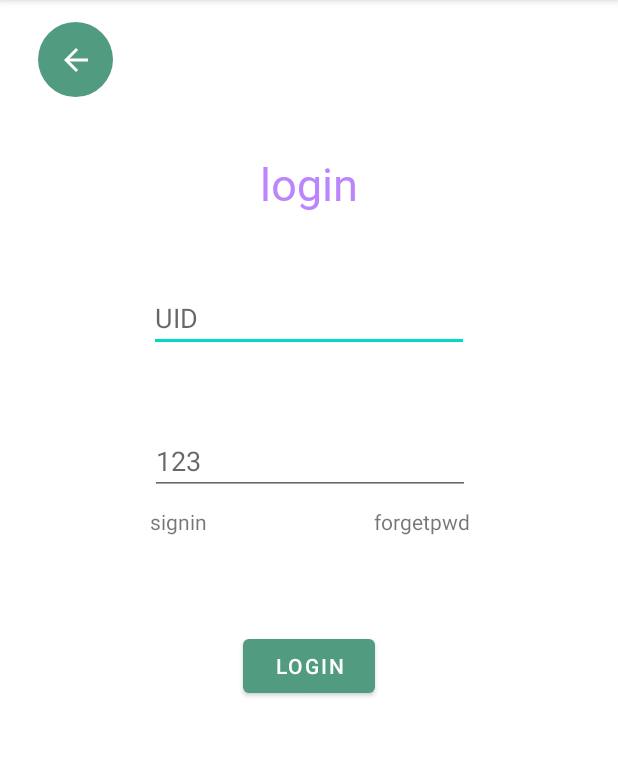
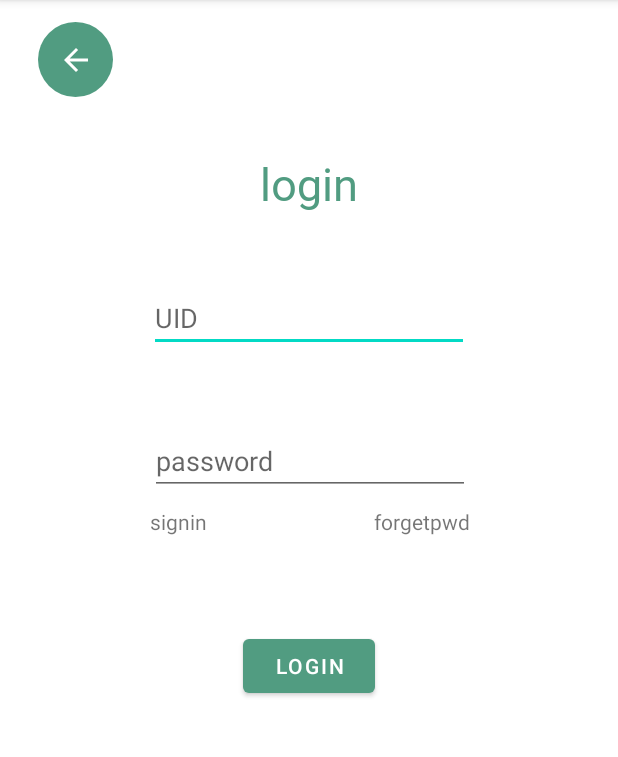
Before and after one commit to joey60504/SDHW, an Android app: the screen it shows after launch (MainActivity), on a phone screen of 412 x 824 dp, the part 84-841 px from its top. Run offline under Robolectric (Android 15) with nearby library versions, the phone set to English and light mode, and no system bars.

Commit message:
修改回來

```diff
--- a/app/src/main/res/layout/activity_main.xml
+++ b/app/src/main/res/layout/activity_main.xml
@@ -12,7 +12,7 @@
         android:layout_height="wrap_content"
         android:fontFamily="@font/font1"
         android:text="@string/login"
-        android:textColor="@color/purple_200"
+        android:textColor="@color/green"
         android:textSize="30sp"
         app:layout_constraintBottom_toBottomOf="parent"
         app:layout_constraintEnd_toEndOf="parent"
@@ -57,7 +57,7 @@
         android:layout_marginTop="50dp"
         android:autofillHints=""
         android:ems="10"
-        android:hint="123"
+        android:hint="@string/password"
         android:inputType="textPersonName"
         app:layout_constraintEnd_toEndOf="parent"
         app:layout_constraintHorizontal_bias="0.502"
```
